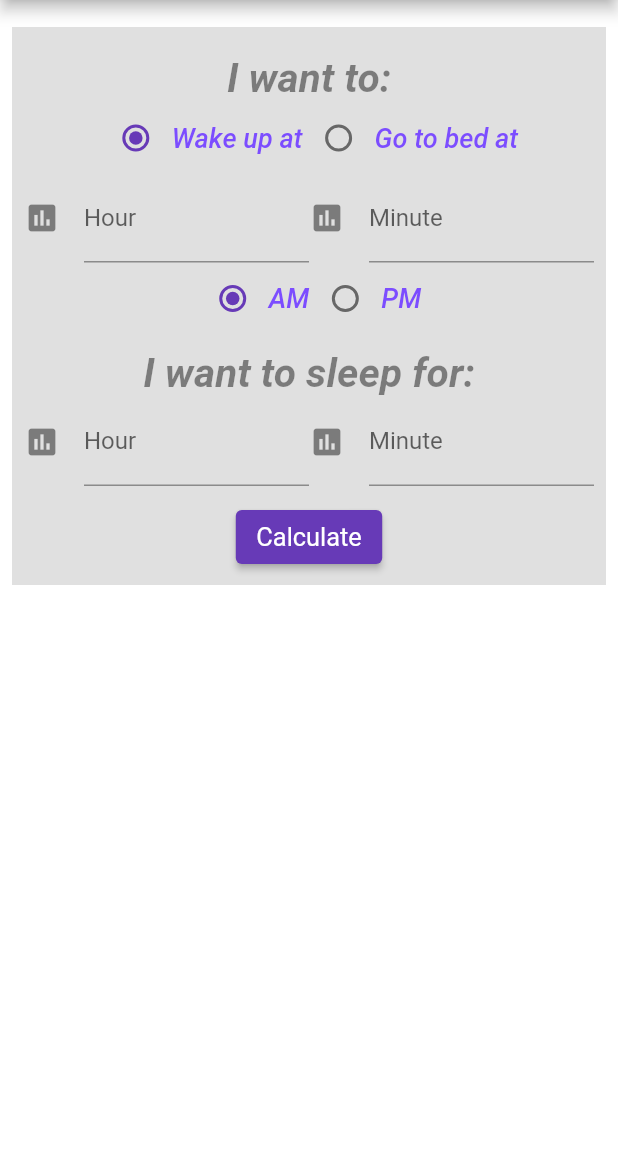
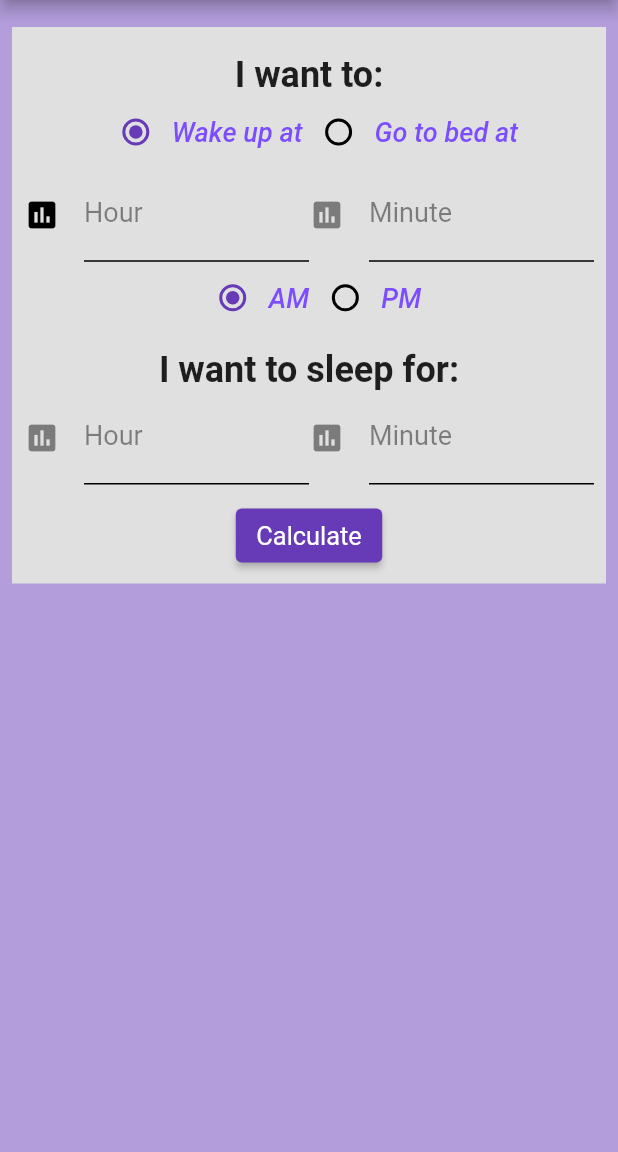
Before and after one commit to jakelang01/SweetDreams, a Flutter app: the HomePage screen opened directly, on a phone screen of 412 x 824 dp, the part 84-1236 px from its top. Run offline on Flutter 3.47's test engine with Material 2 defaults, Android fonts, the phone set to English and light mode, and no system bars; our stand-ins replace cloud_firestore, firebase_core, flutter_rating_bar, shared_preferences, youtube_player_flutter; accounts and stored records are empty.

Commit message:
More UI tweaks

```diff
--- a/lib/dreams/views/dreams_component.dart
+++ b/lib/dreams/views/dreams_component.dart
@@ -160,7 +160,7 @@ class _HomePageState extends State<HomePage> implements UNITSView {
     );
 
     var _mainPartView = Container(
-      color: Colors.grey.shade300,
+      color: Theme.of(context).canvasColor,
       margin: EdgeInsets.all(8.0),
       padding: EdgeInsets.all(8.0),
       child: SingleChildScrollView(
@@ -170,7 +170,7 @@ class _HomePageState extends State<HomePage> implements UNITSView {
             children: <Widget>[
               Padding(
                 padding: EdgeInsets.only(top: 10.0),
-                child: Text("I want to:",style: const TextStyle(fontWeight: FontWeight.bold), textScaleFactor: 1.5,)
+                child: Text("I want to:",style: Theme.of(context).textTheme.headline2,)
                 ,),
               _unitView,
               Row(
@@ -186,7 +186,7 @@ class _HomePageState extends State<HomePage> implements UNITSView {
               _unitViewTime,
               Padding(
                 padding: EdgeInsets.only(top: 10.0),
-                child: Text("I want to sleep for:",style: const TextStyle(fontWeight: FontWeight.bold), textScaleFactor: 1.5,)
+                child: Text("I want to sleep for:",style: Theme.of(context).textTheme.headline2,)
                 ,),
               Row(
                 children: <Widget>[
@@ -229,7 +229,7 @@ class _HomePageState extends State<HomePage> implements UNITSView {
           title: Text('Sleep Calculator'),
           centerTitle: true,
         ),
-        backgroundColor: Colors.white,
+        backgroundColor: Theme.of(context).backgroundColor,
         body: ListView(
           children: <Widget>[
             Padding(padding: EdgeInsets.all(5.0)),
@@ -261,6 +261,7 @@ class _HomePageState extends State<HomePage> implements UNITSView {
       keyboardType: TextInputType.number,
       textInputAction: TextInputAction.done,
       focusNode: _sleepMinuteFocus,
+      style: Theme.of(context).textTheme.bodyText2,
       onFieldSubmitted: (value){
         _sleepMinuteFocus.unfocus();
       },
@@ -276,7 +277,10 @@ class _HomePageState extends State<HomePage> implements UNITSView {
           hintText: 'e.g.) 40',
           labelText: 'Minute',
           icon: Icon(Icons.assessment),
-          fillColor: Colors.white
+          enabledBorder: UnderlineInputBorder(borderSide: BorderSide(color: Theme.of(context).unselectedWidgetColor)),
+          labelStyle: Theme.of(context).textTheme.bodyText2,
+          floatingLabelStyle: Theme.of(context).textTheme.bodyText1,
+          hintStyle: Theme.of(context).textTheme.bodyText2,
       ),
     );
   }
@@ -287,6 +291,7 @@ class _HomePageState extends State<HomePage> implements UNITSView {
       keyboardType: TextInputType.number,
       textInputAction: TextInputAction.next,
       focusNode: _sleepHourFocus,
+      style: Theme.of(context).textTheme.bodyText2,
       onFieldSubmitted: (term) {
         _fieldFocusChange(context, _sleepHourFocus, _sleepMinuteFocus);
       },
@@ -302,7 +307,10 @@ class _HomePageState extends State<HomePage> implements UNITSView {
         hintText: "e.g.) 7",
         labelText: "Hour",
         icon: Icon(Icons.assessment),
-        fillColor: Colors.white,
+        enabledBorder: UnderlineInputBorder(borderSide: BorderSide(color: Theme.of(context).unselectedWidgetColor)),
+        labelStyle: Theme.of(context).textTheme.bodyText2,
+        floatingLabelStyle: Theme.of(context).textTheme.bodyText1,
+        hintStyle: Theme.of(context).textTheme.bodyText2,
       ),
     );
   }
@@ -313,6 +321,7 @@ class _HomePageState extends State<HomePage> implements UNITSView {
       keyboardType: TextInputType.number,
       textInputAction: TextInputAction.next,
       focusNode: _hourFocus,
+      style: Theme.of(context).textTheme.bodyText2,
       onFieldSubmitted: (term){
         _fieldFocusChange(context, _hourFocus, _minuteFocus);
       },
@@ -328,7 +337,11 @@ class _HomePageState extends State<HomePage> implements UNITSView {
         hintText: 'e.g.) 6',
         labelText: 'Hour',
         icon: Icon(Icons.assessment),
-        fillColor: Colors.white,
+        enabledBorder: UnderlineInputBorder(borderSide: BorderSide(color: Theme.of(context).unselectedWidgetColor)),
+        iconColor: Theme.of(context).unselectedWidgetColor,
+        labelStyle: Theme.of(context).textTheme.bodyText2,
+        floatingLabelStyle: Theme.of(context).textTheme.bodyText1,
+        hintStyle: Theme.of(context).textTheme.bodyText2,
       ),
     );
   }
@@ -339,6 +352,7 @@ class _HomePageState extends State<HomePage> implements UNITSView {
       keyboardType: TextInputType.number,
       textInputAction: TextInputAction.next,
       focusNode: _minuteFocus,
+      style: Theme.of(context).textTheme.bodyText2,
       onFieldSubmitted: (term){
         _fieldFocusChange(context, _minuteFocus, _sleepHourFocus);
       },
@@ -354,7 +368,10 @@ class _HomePageState extends State<HomePage> implements UNITSView {
         hintText: 'e.g.) 30',
         labelText: 'Minute',
         icon: Icon(Icons.assessment),
-        fillColor: Colors.white,
+        enabledBorder: UnderlineInputBorder(borderSide: BorderSide(color: Theme.of(context).unselectedWidgetColor)),
+        labelStyle: Theme.of(context).textTheme.bodyText2,
+        floatingLabelStyle: Theme.of(context).textTheme.bodyText1,
+        hintStyle: Theme.of(context).textTheme.bodyText2,
       ),
     );
   }
```
Also changed, not shown: lib/dreams/views/dreams_input.dart (+6 -3 lines), lib/main.dart (+22 -21 lines).
